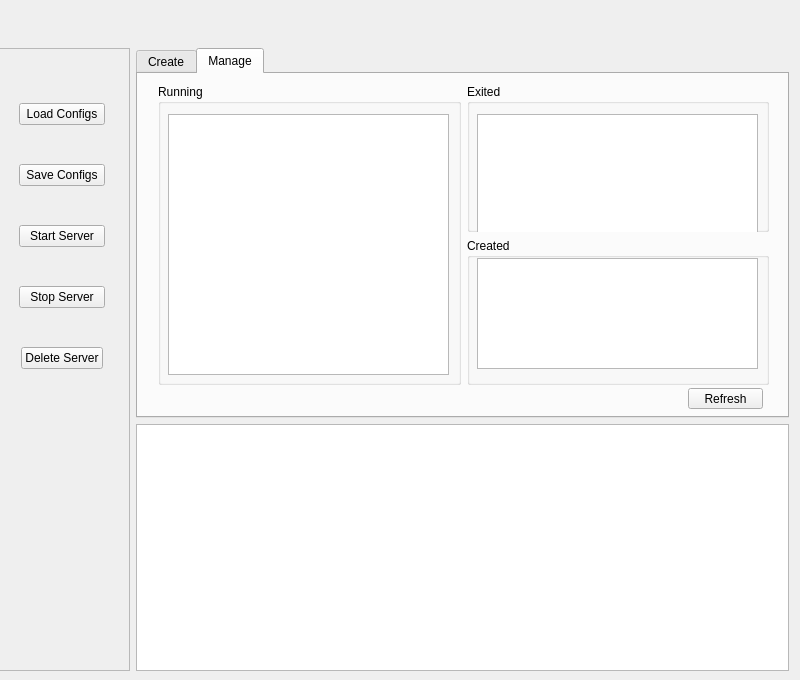
PaulCCCCCCH/Robustar_implementation, file launcher/launcher_v2.ui: the form before one commit.
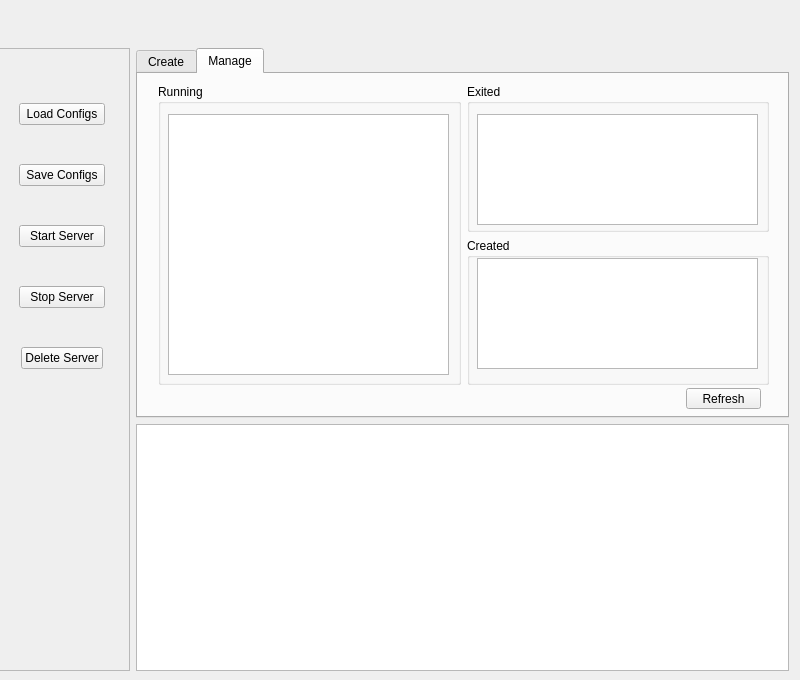
The form after the commit. The open tabs and pages were chosen to show the change. Icons and pictures are not drawn.

Commit message: Specify the container name in prompt.

The edit to the form file:
```diff
--- a/launcher/launcher_v2.ui
+++ b/launcher/launcher_v2.ui
@@ -1122,7 +1122,7 @@
                     <x>10</x>
                     <y>30</y>
                     <width>281</width>
-                    <height>121</height>
+                    <height>111</height>
                    </rect>
                   </property>
                  </widget>
@@ -1152,7 +1152,7 @@
            <widget class="QPushButton" name="refreshListWidgetsButton">
             <property name="geometry">
              <rect>
-              <x>550</x>
+              <x>548</x>
               <y>314</y>
               <width>75</width>
               <height>21</height>
```
